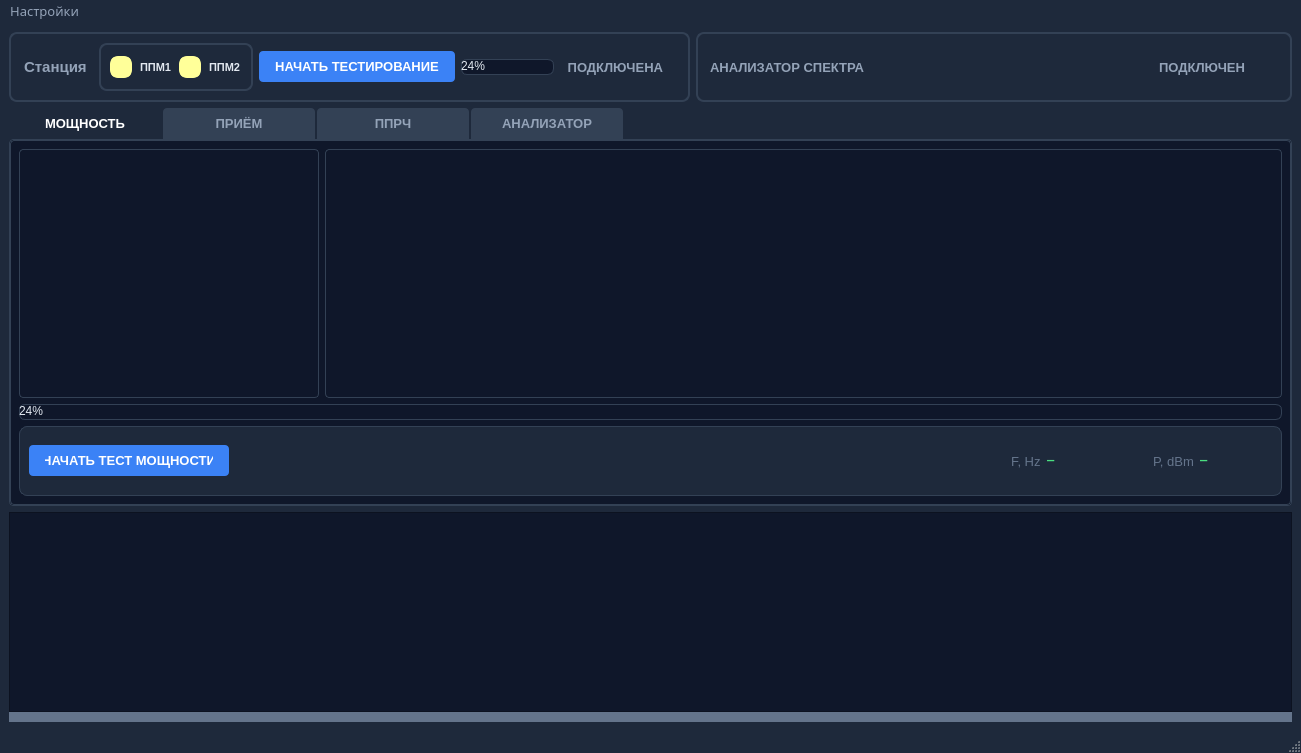
Old version of the form mainwindow.ui in the repository vitalisimys/Check_station.
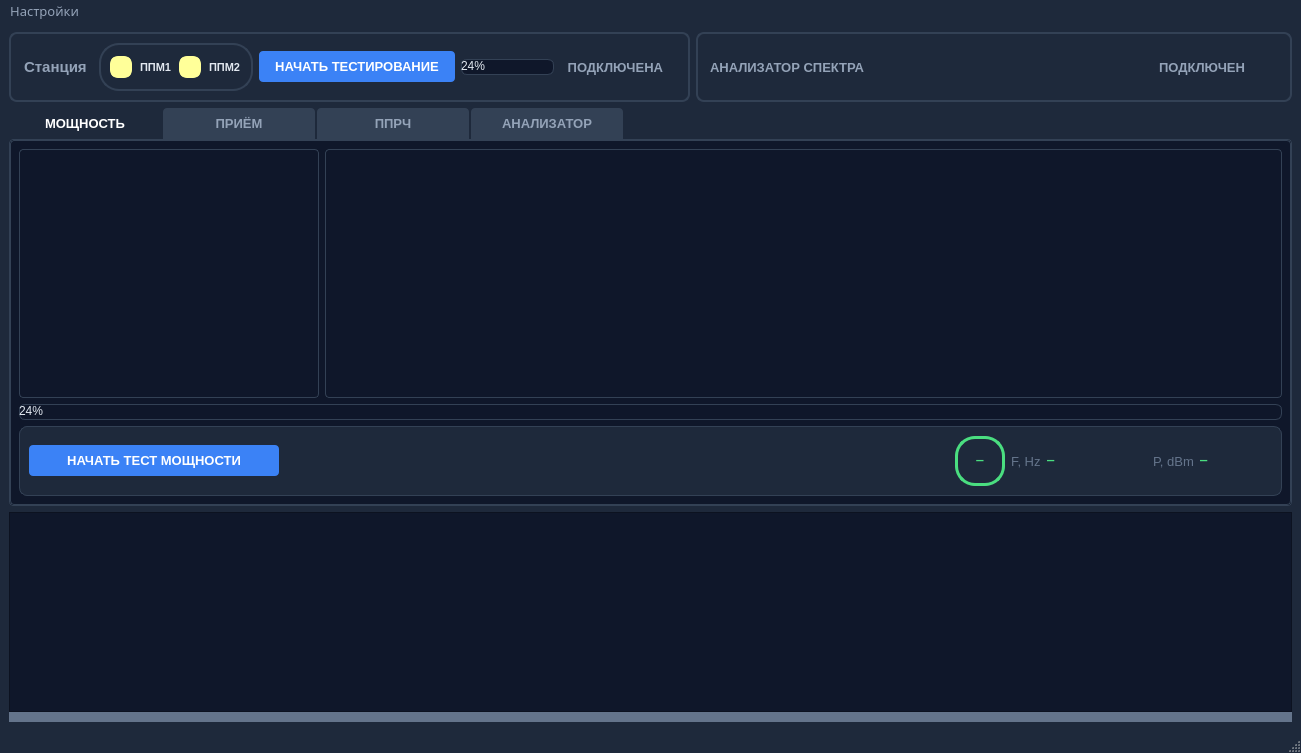
New version of the form. Icons and pictures are not drawn. Custom widgets are drawn as their Qt base class.

Patch:
```diff
--- a/mainwindow.ui
+++ b/mainwindow.ui
@@ -149,7 +149,7 @@
            <property name="styleSheet">
             <string notr="true">#framePPM {
     color: #94a3b8;
-    border-radius: 8px;
+    border-radius: 20px;
     border: 2px solid #334155;
     background-color: #1e293b;
 	padding: 0px 0px 0px 0px;
@@ -643,13 +643,13 @@
              </property>
              <property name="minimumSize">
               <size>
-               <width>200</width>
+               <width>250</width>
                <height>0</height>
               </size>
              </property>
              <property name="maximumSize">
               <size>
-               <width>200</width>
+               <width>250</width>
                <height>16777215</height>
               </size>
              </property>
@@ -753,6 +753,70 @@
              </property>
             </spacer>
            </item>
+           <item>
+            <widget class="QFrame" name="framePPMStatus">
+             <property name="sizePolicy">
+              <sizepolicy hsizetype="Preferred" vsizetype="Preferred">
+               <horstretch>0</horstretch>
+               <verstretch>0</verstretch>
+              </sizepolicy>
+             </property>
+             <property name="minimumSize">
+              <size>
+               <width>50</width>
+               <height>0</height>
+              </size>
+             </property>
+             <property name="styleSheet">
+              <string notr="true">    #framePPMStatus {
+        color: #94a3b8;
+        border-radius: 20px;
+        border: 3px solid #4ade80;
+        background-color: #1e293b;
+        padding: 0px 0px 0px 0px;
+    }
+
+    #labelPPMStatus {
+        color: #4ade80;
+        font-family: Consolas;
+        font-weight: bold; 
+    }</string>
+             </property>
+             <property name="frameShape">
+              <enum>QFrame::StyledPanel</enum>
+             </property>
+             <property name="frameShadow">
+              <enum>QFrame::Raised</enum>
+             </property>
+             <layout class="QHBoxLayout" name="horizontalLayout_10">
+              <item>
+               <widget class="QLabel" name="labelPPMStatus">
+                <property name="minimumSize">
+                 <size>
+                  <width>0</width>
+                  <height>0</height>
+                 </size>
+                </property>
+                <property name="layoutDirection">
+                 <enum>Qt::LeftToRight</enum>
+                </property>
+                <property name="autoFillBackground">
+                 <bool>false</bool>
+                </property>
+                <property name="styleSheet">
+                 <string notr="true"/>
+                </property>
+                <property name="text">
+                 <string>—</string>
+                </property>
+                <property name="alignment">
+                 <set>Qt::AlignCenter</set>
+                </property>
+               </widget>
+              </item>
+             </layout>
+            </widget>
+           </item>
            <item>
             <widget class="QLabel" name="labelPowerFreqCaption">
              <property name="font">
```
Left out of the diff: 10 changed lines with no effect on the pictures.
